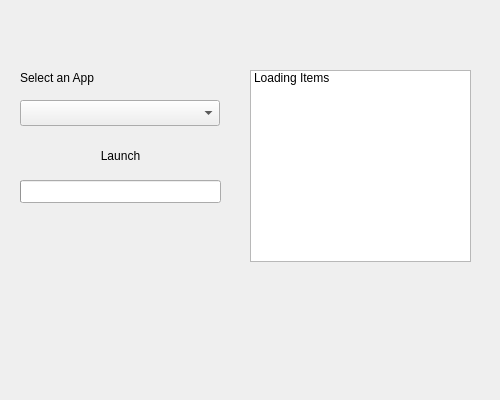
Qt form BetaLauncher/mainwindow.ui (galli-leo/Testfighter) before a commit.
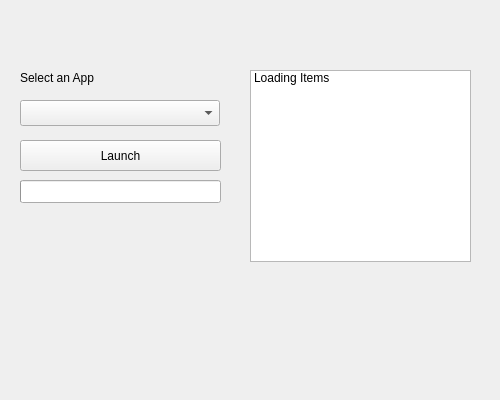
The same form after that commit. Icons and pictures are not drawn.

Patch:
```diff
--- a/BetaLauncher/mainwindow.ui
+++ b/BetaLauncher/mainwindow.ui
@@ -34,52 +34,6 @@
      <string/>
     </property>
    </widget>
-   <widget class="QPushButton" name="pushButton">
-    <property name="geometry">
-     <rect>
-      <x>20</x>
-      <y>140</y>
-      <width>201</width>
-      <height>31</height>
-     </rect>
-    </property>
-    <property name="autoFillBackground">
-     <bool>false</bool>
-    </property>
-    <property name="styleSheet">
-     <string notr="true">
-background-size:   10px 10px;
-border: 0px;
-border-image: url(:images/button.png);
-margin: 0px;
-padding: 0px;
-/*font: 22pt &quot;:/fonts/kenvector_future.tff&quot;;
-font-weight: bold;
-color: rgb(255, 255, 255);*/
-</string>
-    </property>
-    <property name="text">
-     <string>Launch</string>
-    </property>
-    <property name="iconSize">
-     <size>
-      <width>10000</width>
-      <height>35</height>
-     </size>
-    </property>
-    <property name="checkable">
-     <bool>false</bool>
-    </property>
-    <property name="autoDefault">
-     <bool>false</bool>
-    </property>
-    <property name="default">
-     <bool>false</bool>
-    </property>
-    <property name="flat">
-     <bool>true</bool>
-    </property>
-   </widget>
    <widget class="QProgressBar" name="progressBar">
     <property name="enabled">
      <bool>true</bool>
@@ -175,6 +129,19 @@
      <bool>true</bool>
     </property>
    </widget>
+   <widget class="QPushButton" name="pushButton">
+    <property name="geometry">
+     <rect>
+      <x>20</x>
+      <y>140</y>
+      <width>201</width>
+      <height>31</height>
+     </rect>
+    </property>
+    <property name="text">
+     <string>Launch</string>
+    </property>
+   </widget>
   </widget>
  </widget>
  <layoutdefault spacing="6" margin="11"/>
```
